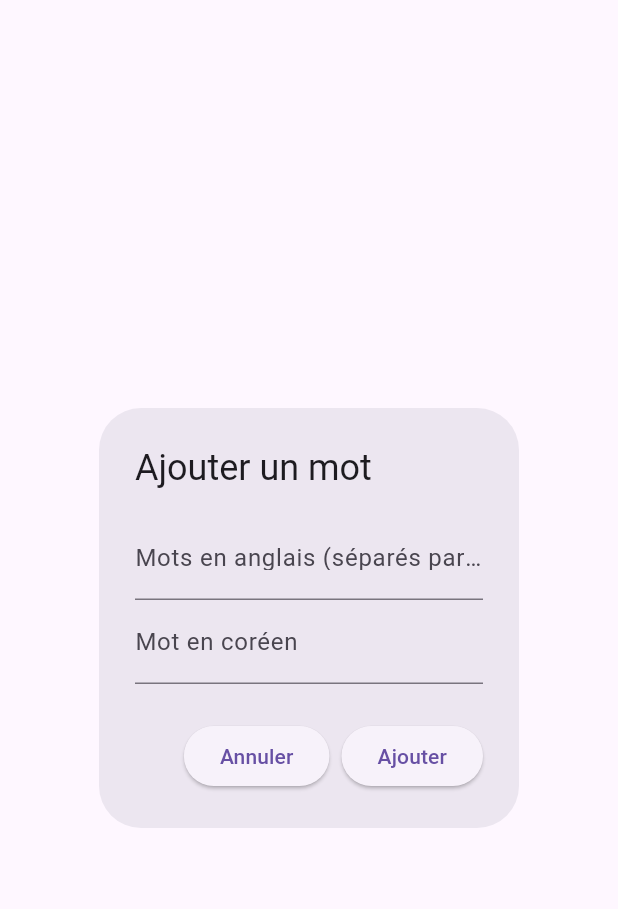
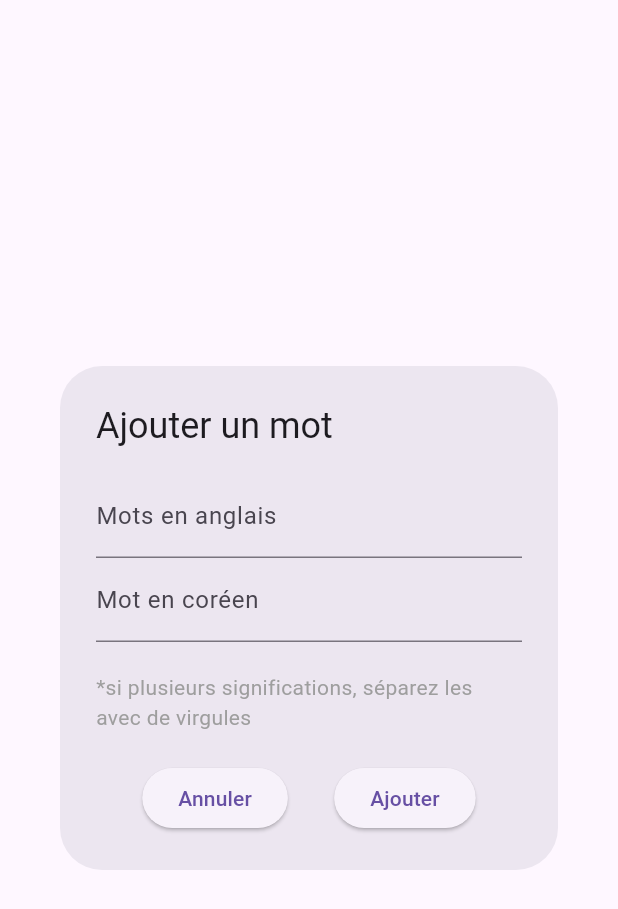
Before and after one commit to geoffroy-luc/Zoffingo, a Flutter app: the AddWordDialog widget shown alone on an empty page, opened directly, on a phone screen of 412 x 824 dp. Shown: the top 909 px of the screen. Run offline on Flutter 3.47's test engine with Material 3 defaults, Android fonts, the phone set to English and light mode, and no system bars; our stand-ins replace shared_preferences; accounts and stored records are empty.

Commit message:
CHANGE: text place when adding a new word

```diff
--- a/lib/screens/home_screen.dart
+++ b/lib/screens/home_screen.dart
@@ -175,6 +175,7 @@ class HomePageState extends State<HomePage> {
         actions: [
           IconButton(
             icon: const Icon(Icons.add),
+            iconSize: 30,
             onPressed: _addQuiz,
           ),
         ],
--- a/lib/widgets/add_word_dialog.dart
+++ b/lib/widgets/add_word_dialog.dart
@@ -20,7 +20,6 @@ class AddWordDialogState extends State<AddWordDialog> {
     final koreanWord = _koreanController.text.trim();
 
     if (englishInput.isNotEmpty && koreanWord.isNotEmpty) {
-      // Séparer les traductions anglaises par des virgules
       List<String> englishTranslations = englishInput
           .split(',')
           .map((e) => e.trim())
@@ -57,16 +56,23 @@ class AddWordDialogState extends State<AddWordDialog> {
         children: [
           TextField(
             controller: _englishController,
-            decoration: const InputDecoration(
-                labelText: 'Mots en anglais (séparés par des virgules)'),
+            decoration: const InputDecoration(labelText: 'Mots en anglais'),
           ),
           TextField(
             controller: _koreanController,
             decoration: const InputDecoration(labelText: 'Mot en coréen'),
           ),
-        ],
+          const SizedBox(height: 20),
+          const Text(
+            '*si plusieurs significations, séparez les avec de virgules',
+            style: TextStyle(
+              color: Colors.grey,
             ),
-      actions: [
+          ),
+          const SizedBox(height: 20),
+          Row(
+            mainAxisAlignment: MainAxisAlignment.spaceEvenly,
+            children: [
               ElevatedButton(
                 onPressed: () => Navigator.of(context).pop(),
                 child: const Text('Annuler'),
@@ -76,6 +82,9 @@ class AddWordDialogState extends State<AddWordDialog> {
                 child: const Text('Ajouter'),
               ),
             ],
+          ),
+        ],
+      ),
     );
   }
 }
```
Lines whose indentation alone changed are shown as unchanged.
